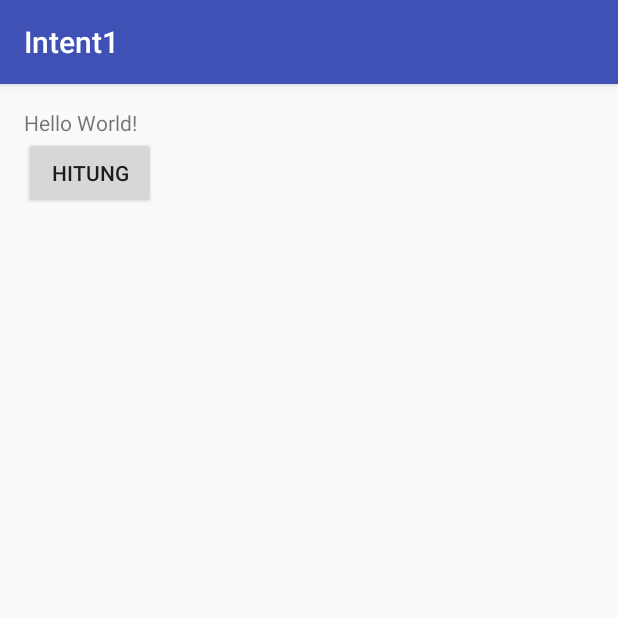
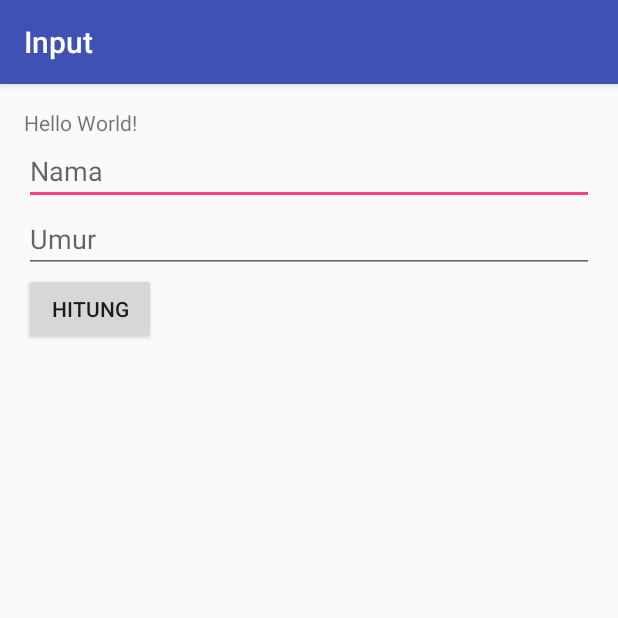
Before and after one commit to ikmalhms/Intent-1, an Android app: the screen it shows after launch (MainActivity), on a phone screen of 412 x 824 dp, the top half of it. Run offline under Robolectric (Android 15) with nearby library versions, the phone set to English and light mode, and no system bars.

Commit message:
startActivity Part 2

```diff
--- a/app/src/main/java/id/sch/smktelkom_mlg/learn/intent1/MainActivity.java
+++ b/app/src/main/java/id/sch/smktelkom_mlg/learn/intent1/MainActivity.java
@@ -4,19 +4,44 @@ import android.content.Intent;
 import android.os.Bundle;
 import android.support.v7.app.AppCompatActivity;
 import android.view.View;
+import android.widget.EditText;
 
 public class MainActivity extends AppCompatActivity {
+
+    public static final String NAMA = "Nama";
+    public static final String UMUR = "Umur";
+    EditText etNama;
+    EditText etUmur;
 
     @Override
     protected void onCreate(Bundle savedInstanceState) {
         super.onCreate(savedInstanceState);
         setContentView(R.layout.activity_main);
 
+
+        etNama = (EditText) findViewById(R.id.editTextNama);
+        etUmur = (EditText) findViewById(R.id.editTextUmur);
+
         findViewById(R.id.buttonHitung).setOnClickListener(new View.OnClickListener() {
             @Override
             public void onClick(View v) {
-                startActivity(new Intent(MainActivity.this, HasilActivity.class));
+                goHasil();
             }
         });
+
+        setTitle("Input");
+    }
+
+    private void goHasil() {
+        String nama = etNama.getText().toString();
+        String umurStr = etUmur.getText().toString();
+
+        int umur = umurStr.isEmpty() ? 0 : Integer.parseInt(umurStr);
+
+        Intent intent = new Intent(MainActivity.this, HasilActivity.class);
+        intent.putExtra(NAMA, nama);
+        intent.putExtra(UMUR, umur);
+
+        startActivity(intent);
     }
 }
--- a/app/src/main/res/layout/activity_main.xml
+++ b/app/src/main/res/layout/activity_main.xml
@@ -15,9 +15,26 @@
         android:layout_height="wrap_content"
         android:text="Hello World!" />
 
+    <EditText
+        android:id="@+id/editTextNama"
+        android:layout_width="match_parent"
+        android:layout_height="wrap_content"
+        android:ems="10"
+        android:hint="Nama"
+        android:inputType="textPersonName" />
+
+    <EditText
+        android:id="@+id/editTextUmur"
+        android:layout_width="match_parent"
+        android:layout_height="wrap_content"
+        android:ems="10"
+        android:hint="Umur"
+        android:inputType="numberSigned" />
+
     <Button
         android:id="@+id/buttonHitung"
         android:layout_width="wrap_content"
         android:layout_height="wrap_content"
         android:text="Hitung" />
+
 </LinearLayout>
```
Also changed, not shown: app/src/main/java/id/sch/smktelkom_mlg/learn/intent1/HasilActivity.java (+15 -0 lines), app/src/main/res/layout/activity_hasil.xml (+7 -0 lines).
